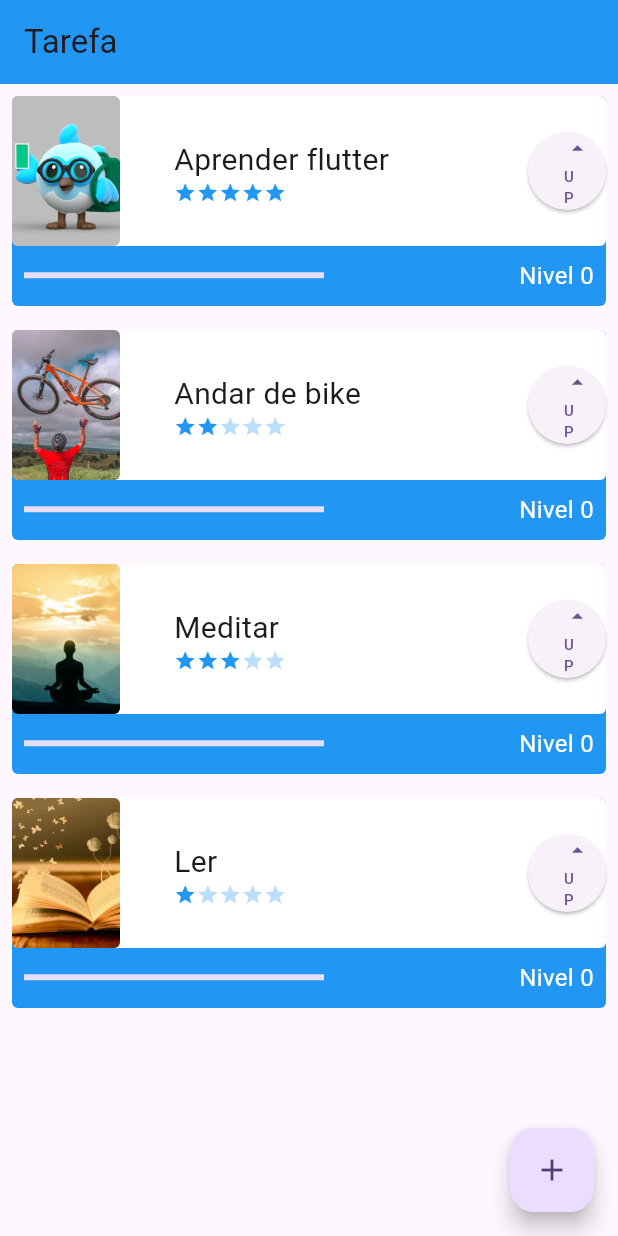
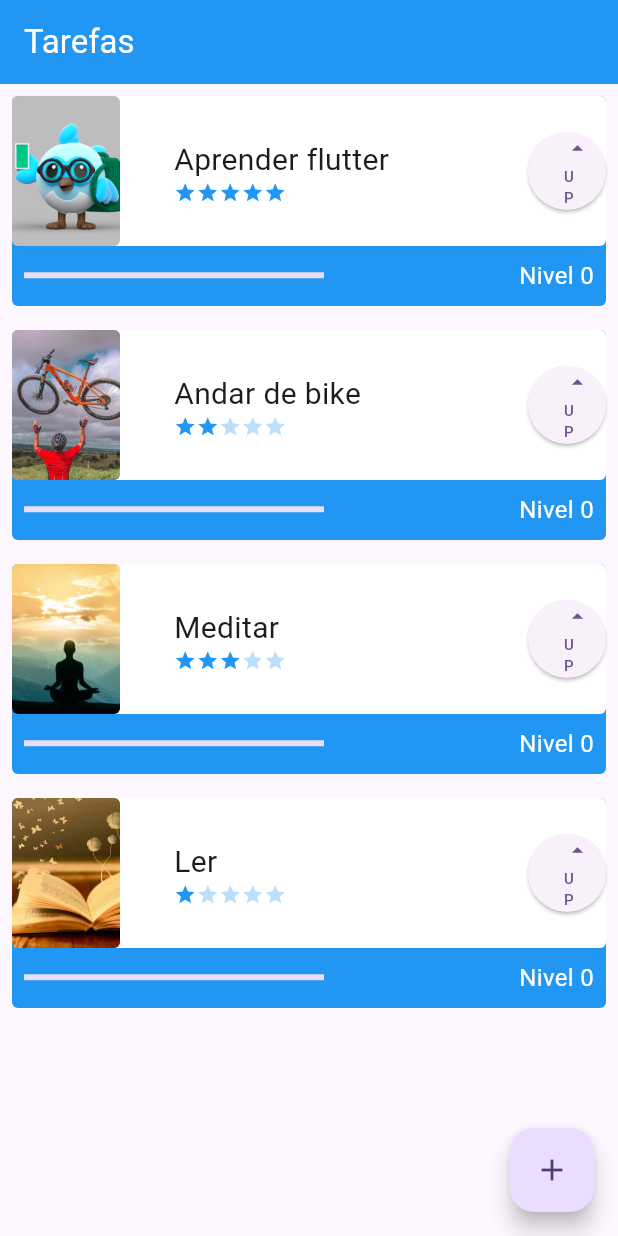
Before and after one commit to andreazevedoluiz/Projeto_Task, a Flutter app: the screen it shows after launch, on a phone screen of 412 x 824 dp. Run offline on Flutter 3.47's test engine with Material 2 defaults, Android fonts, the phone set to English and light mode, and no system bars.

```diff
--- a/lib/components/task.dart
+++ b/lib/components/task.dart
@@ -81,6 +81,7 @@ class _TaskState extends State<Task> {
                               nivel++;
                             });
                           },
+
                           child: const Column(
                             mainAxisAlignment: MainAxisAlignment.spaceEvenly,
                             crossAxisAlignment: CrossAxisAlignment.end,
@@ -88,10 +89,11 @@ class _TaskState extends State<Task> {
                               Icon(Icons.arrow_drop_up),
                               Text(
                                 'UP',
-                                style: TextStyle(fontSize: 10),
+                                style: TextStyle(fontSize: 10, textBaseline: TextBaseline.alphabetic),
                               ),
                             ],
-                          )),
+                          ),
+                          ),
                     ),
                   ],
                 ),
--- a/lib/screens/initial_screen.dart
+++ b/lib/screens/initial_screen.dart
@@ -16,7 +16,10 @@ class _InitialScreenState extends State<InitialScreen> {
       appBar: AppBar(
        // leading: Container(),
         backgroundColor: Colors.blue,
-        title: const Text("Tarefa"),
+         title: const Text(
+            "Tarefas",
+            style: TextStyle(color: Colors.white),
+          ),
       ),
       body: ListView(
         children: const [
```
